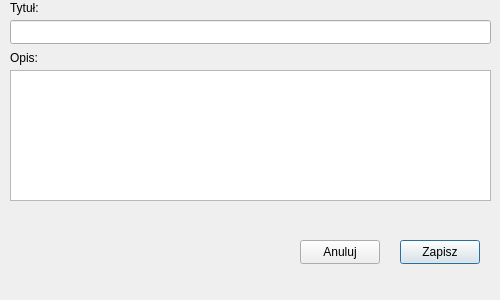
This is recipeadd.ui in alkolodziej/cook-book as Qt 5 draws it before an edit. The edited form follows.
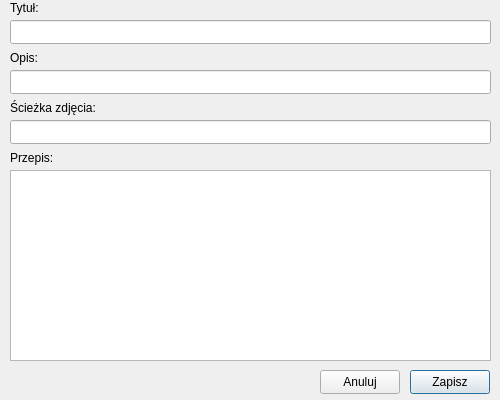
This is the edited form.

Commit message: Recipe card added Delete and Download button

Patch:
```diff
--- a/recipeadd.ui
+++ b/recipeadd.ui
@@ -10,7 +10,7 @@
     <x>0</x>
     <y>0</y>
     <width>500</width>
-    <height>300</height>
+    <height>400</height>
    </rect>
   </property>
   <property name="minimumSize">
@@ -38,16 +38,6 @@
     </rect>
    </property>
   </widget>
-  <widget class="QTextEdit" name="textEdit">
-   <property name="geometry">
-    <rect>
-     <x>10</x>
-     <y>70</y>
-     <width>481</width>
-     <height>131</height>
-    </rect>
-   </property>
-  </widget>
   <widget class="QLabel" name="label">
    <property name="geometry">
     <rect>
@@ -77,8 +67,8 @@
   <widget class="QPushButton" name="saveButton">
    <property name="geometry">
     <rect>
-     <x>400</x>
-     <y>240</y>
+     <x>410</x>
+     <y>370</y>
      <width>80</width>
      <height>24</height>
     </rect>
@@ -90,8 +80,8 @@
   <widget class="QPushButton" name="cancelButton">
    <property name="geometry">
     <rect>
-     <x>300</x>
-     <y>240</y>
+     <x>320</x>
+     <y>370</y>
      <width>80</width>
      <height>24</height>
     </rect>
@@ -100,6 +90,62 @@
     <string>Anuluj</string>
    </property>
   </widget>
+  <widget class="QLineEdit" name="lineEdit_2">
+   <property name="geometry">
+    <rect>
+     <x>10</x>
+     <y>70</y>
+     <width>481</width>
+     <height>24</height>
+    </rect>
+   </property>
+  </widget>
+  <widget class="QLabel" name="label_3">
+   <property name="geometry">
+    <rect>
+     <x>10</x>
+     <y>100</y>
+     <width>91</width>
+     <height>16</height>
+    </rect>
+   </property>
+   <property name="text">
+    <string>Ścieżka zdjęcia:</string>
+   </property>
+  </widget>
+  <widget class="QLineEdit" name="lineEdit_3">
+   <property name="geometry">
+    <rect>
+     <x>10</x>
+     <y>120</y>
+     <width>481</width>
+     <height>24</height>
+    </rect>
+   </property>
+  </widget>
+  <widget class="QLabel" name="label_4">
+   <property name="geometry">
+    <rect>
+     <x>10</x>
+     <y>150</y>
+     <width>91</width>
+     <height>16</height>
+    </rect>
+   </property>
+   <property name="text">
+    <string>Przepis:</string>
+   </property>
+  </widget>
+  <widget class="QTextEdit" name="textEdit">
+   <property name="geometry">
+    <rect>
+     <x>10</x>
+     <y>170</y>
+     <width>481</width>
+     <height>191</height>
+    </rect>
+   </property>
+  </widget>
  </widget>
  <resources/>
  <connections/>
```
The commit also changes 7 other files.
